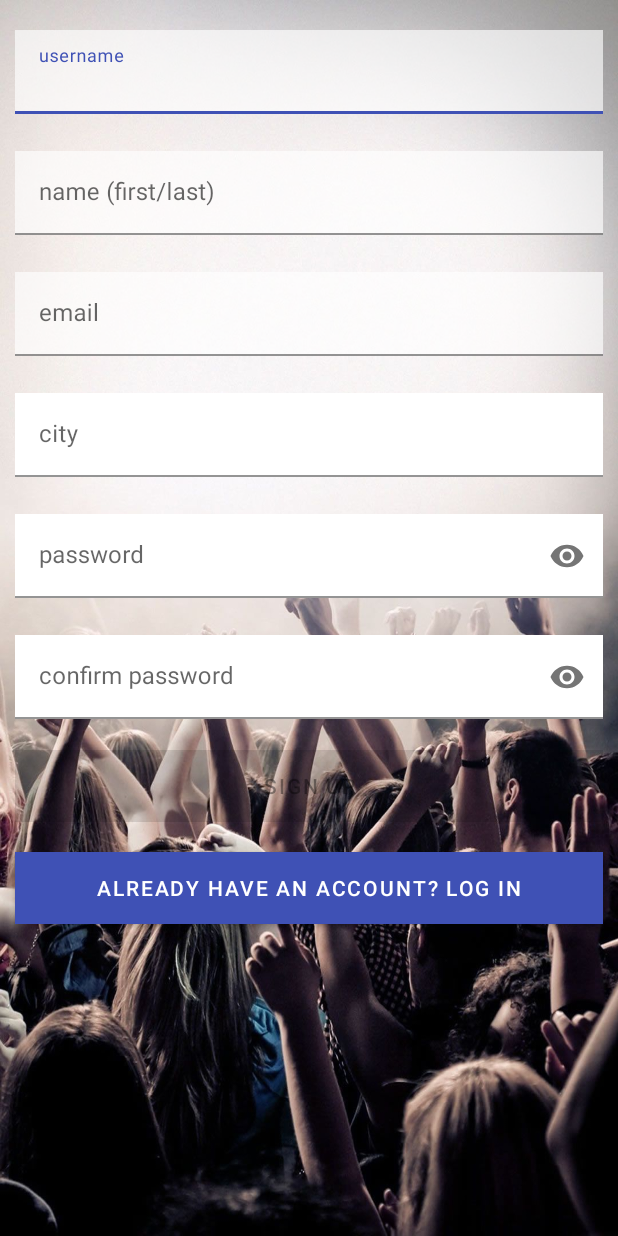
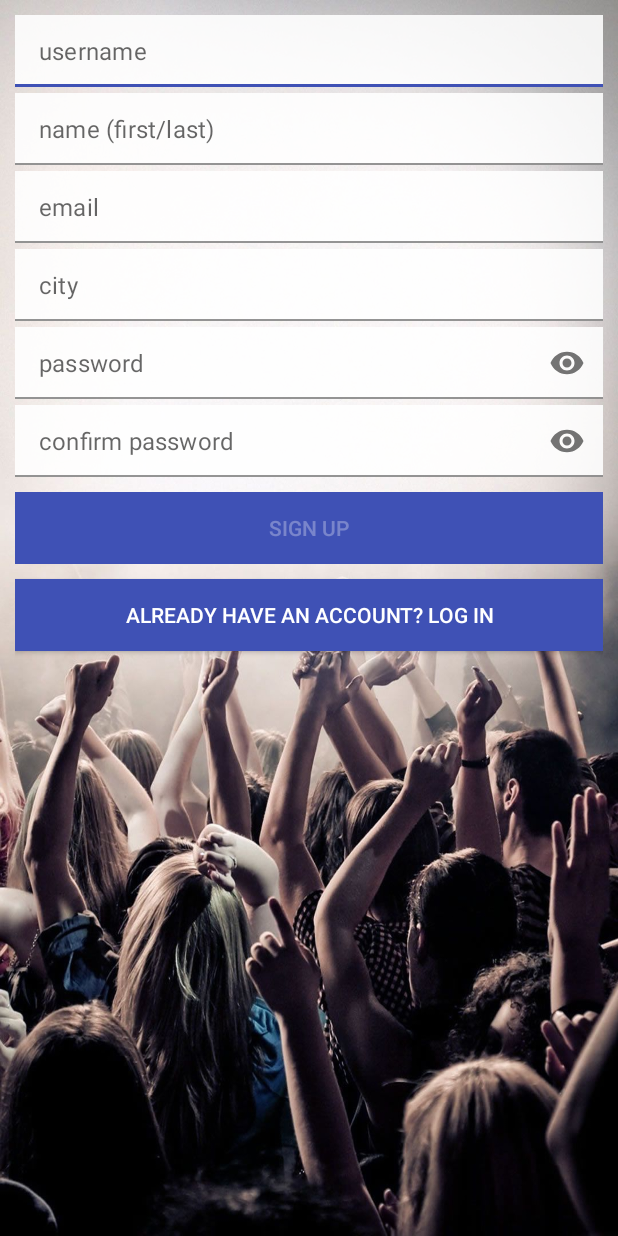
Before and after one commit to EventWithMe/EventWithMe, an Android app: the SignupActivity screen opened directly, with no data from a screen before it, on a phone screen of 412 x 824 dp. Run offline under Robolectric (Android 15) with nearby library versions, the phone set to English and light mode, and no system bars; libraries missing offline, so code that uses them is left out: com.parse; Roboto replaces fonts that are not available here.

Commit message:
Redesign signup activity along with pw requirements

```diff
--- a/app/src/main/res/layout/activity_password_change.xml
+++ b/app/src/main/res/layout/activity_password_change.xml
@@ -13,7 +13,7 @@
         android:layout_height="wrap_content"
         android:background="@drawable/bg_password_info"
         android:padding="10dp"
-        android:text="@string/password_change_activity_password_requirements"
+        android:text="@string/password_requirements"
         android:textColor="#000000"
         android:textSize="16sp" />
 
--- a/app/src/main/res/layout/activity_signup.xml
+++ b/app/src/main/res/layout/activity_signup.xml
@@ -5,26 +5,24 @@
     android:layout_width="match_parent"
     android:layout_height="match_parent"
     android:background="@drawable/bgconcert"
+    android:padding="10dp"
     tools:context=".LoginActivity">
 
     <com.google.android.material.textfield.TextInputLayout
         android:id="@+id/textLayoutSignupUsername"
         android:layout_width="match_parent"
         android:layout_height="wrap_content"
-        android:layout_alignParentStart="true"
         android:layout_alignParentTop="true"
-        android:layout_alignParentEnd="true"
-        android:layout_marginStart="10dp"
-        android:layout_marginTop="20dp"
-        android:layout_marginEnd="10dp"
-        app:errorEnabled="true">
+        app:hintEnabled="false">
 
         <com.google.android.material.textfield.TextInputEditText
             android:id="@+id/editTextSignupUsername"
             android:layout_width="match_parent"
-            android:layout_height="wrap_content"
-            android:background="#A6FFFFFF"
-            android:hint="@string/signup_activity_hint_username" />
+            android:layout_height="48dp"
+            android:background="#E0FFFFFF"
+            android:hint="@string/signup_activity_hint_username"
+            android:padding="0dp"
+            tools:ignore="TextContrastCheck" />
     </com.google.android.material.textfield.TextInputLayout>
 
     <com.google.android.material.textfield.TextInputLayout
@@ -32,19 +30,18 @@
         android:layout_width="match_parent"
         android:layout_height="wrap_content"
         android:layout_below="@+id/textLayoutSignupUsername"
-        android:layout_alignStart="@+id/textLayoutSignupEmail"
-        android:layout_alignEnd="@+id/textLayoutSignupEmail"
-        android:layout_marginStart="0dp"
         android:layout_marginTop="4dp"
-        android:layout_marginEnd="0dp"
-        app:errorEnabled="true">
+        app:hintEnabled="false">
 
         <com.google.android.material.textfield.TextInputEditText
             android:id="@+id/editTextSignupDisplayName"
             android:layout_width="match_parent"
-            android:layout_height="wrap_content"
-            android:background="#A6FFFFFF"
-            android:hint="@string/signup_activity_hint_display_name" />
+            android:layout_height="48dp"
+            android:background="#E0FFFFFF"
+            android:hint="@string/signup_activity_hint_display_name"
+            android:inputType="textPersonName"
+            android:padding="0dp"
+            tools:ignore="TextContrastCheck" />
     </com.google.android.material.textfield.TextInputLayout>
 
     <com.google.android.material.textfield.TextInputLayout
@@ -52,64 +49,18 @@
         android:layout_width="match_parent"
         android:layout_height="wrap_content"
         android:layout_below="@+id/textLayoutSignupDisplayName"
-        android:layout_alignStart="@+id/textLayoutSignupUsername"
-        android:layout_alignEnd="@+id/textLayoutSignupUsername"
-        android:layout_marginStart="0dp"
         android:layout_marginTop="4dp"
-        android:layout_marginEnd="0dp"
-        app:errorEnabled="true">
+        app:hintEnabled="false">
 
         <com.google.android.material.textfield.TextInputEditText
             android:id="@+id/editTextSignupEmail"
             android:layout_width="match_parent"
-            android:layout_height="wrap_content"
-            android:background="#A6FFFFFF"
+            android:layout_height="48dp"
+            android:background="#E0FFFFFF"
             android:hint="@string/signup_activity_hint_email"
-            android:inputType="textEmailAddress" />
-    </com.google.android.material.textfield.TextInputLayout>
-
-    <com.google.android.material.textfield.TextInputLayout
-        android:id="@+id/textLayoutSignupNewPassword"
-        android:layout_width="match_parent"
-        android:layout_height="wrap_content"
-        android:layout_below="@+id/textLayoutSignupCity"
-        android:layout_alignStart="@+id/textLayoutSignupEmail"
-        android:layout_alignEnd="@+id/textLayoutSignupEmail"
-        android:layout_marginStart="0dp"
-        android:layout_marginTop="4dp"
-        android:layout_marginEnd="0dp"
-        app:errorEnabled="true"
-        app:passwordToggleEnabled="true">
-
-        <com.google.android.material.textfield.TextInputEditText
-            android:id="@+id/editTextSignupNewPassword"
-            android:layout_width="match_parent"
-            android:layout_height="wrap_content"
-            android:background="#FFFFFF"
-            android:hint="@string/signup_activity_hint_password"
-            android:inputType="textPassword" />
-    </com.google.android.material.textfield.TextInputLayout>
-
-    <com.google.android.material.textfield.TextInputLayout
-        android:id="@+id/textLayoutSignupCurrentPassword"
-        android:layout_width="match_parent"
-        android:layout_height="wrap_content"
-        android:layout_below="@+id/textLayoutSignupNewPassword"
-        android:layout_alignStart="@+id/textLayoutSignupNewPassword"
-        android:layout_alignEnd="@+id/textLayoutSignupNewPassword"
-        android:layout_marginStart="0dp"
-        android:layout_marginTop="4dp"
-        android:layout_marginEnd="0dp"
-        app:errorEnabled="true"
-        app:passwordToggleEnabled="true">
-
-        <com.google.android.material.textfield.TextInputEditText
-            android:id="@+id/editTextSignupCurrentPassword"
-            android:layout_width="match_parent"
-            android:layout_height="wrap_content"
-            android:background="#FFFFFF"
-            android:hint="@string/signup_activity_hint_confirm_password"
-            android:inputType="textPassword" />
+            android:inputType="textEmailAddress"
+            android:padding="0dp"
+            tools:ignore="TextContrastCheck" />
     </com.google.android.material.textfield.TextInputLayout>
 
     <com.google.android.material.textfield.TextInputLayout
@@ -117,46 +68,78 @@
         android:layout_width="match_parent"
         android:layout_height="wrap_content"
         android:layout_below="@+id/textLayoutSignupEmail"
-        android:layout_alignStart="@+id/textLayoutSignupNewPassword"
-        android:layout_alignEnd="@+id/textLayoutSignupNewPassword"
-        android:layout_marginStart="0dp"
         android:layout_marginTop="4dp"
-        android:layout_marginEnd="0dp"
-        app:errorEnabled="true">
+        app:hintEnabled="false">
 
         <com.google.android.material.textfield.TextInputEditText
             android:id="@+id/editTextSignupCity"
             android:layout_width="match_parent"
-            android:layout_height="wrap_content"
-            android:background="#FFFFFF"
-            android:hint="@string/signup_activity_hint_city" />
+            android:layout_height="48dp"
+            android:background="#E0FFFFFF"
+            android:hint="@string/signup_activity_hint_city"
+            android:padding="0dp"
+            tools:ignore="TextContrastCheck" />
     </com.google.android.material.textfield.TextInputLayout>
 
-    <Button
+    <com.google.android.material.textfield.TextInputLayout
+        android:id="@+id/textLayoutSignupPassword"
+        android:layout_width="match_parent"
+        android:layout_height="wrap_content"
+        android:layout_below="@+id/textLayoutSignupCity"
+        android:layout_marginTop="4dp"
+        app:hintEnabled="false"
+        app:passwordToggleEnabled="true">
+
+        <com.google.android.material.textfield.TextInputEditText
+            android:id="@+id/editTextSignupPassword"
+            android:layout_width="match_parent"
+            android:layout_height="48dp"
+            android:background="#E0FFFFFF"
+            android:hint="@string/signup_activity_hint_password"
+            android:inputType="textPassword"
+            android:padding="0dp"
+            tools:ignore="TextContrastCheck" />
+    </com.google.android.material.textfield.TextInputLayout>
+
+    <com.google.android.material.textfield.TextInputLayout
+        android:id="@+id/textLayoutSignupConfirmPassword"
+        android:layout_width="match_parent"
+        android:layout_height="wrap_content"
+        android:layout_below="@+id/textLayoutSignupPassword"
+        android:layout_marginTop="4dp"
+        app:hintEnabled="false"
+        app:passwordToggleEnabled="true">
+
+        <com.google.android.material.textfield.TextInputEditText
+            android:id="@+id/editTextSignupConfirmPassword"
+            android:layout_width="match_parent"
+            android:layout_height="48dp"
+            android:background="#E0FFFFFF"
+            android:hint="@string/signup_activity_hint_confirm_password"
+            android:inputType="textPassword"
+            android:padding="0dp"
+            tools:ignore="TextContrastCheck" />
+    </com.google.android.material.textfield.TextInputLayout>
+
+    <androidx.appcompat.widget.AppCompatButton
         android:id="@+id/buttonSignupSignUp"
         android:layout_width="match_parent"
         android:layout_height="wrap_content"
-        android:layout_below="@+id/textLayoutSignupCurrentPassword"
-        android:layout_alignStart="@+id/textLayoutSignupNewPassword"
-        android:layout_alignEnd="@+id/textLayoutSignupNewPassword"
-        android:layout_marginStart="0dp"
-        android:layout_marginTop="0dp"
-        android:layout_marginEnd="0dp"
-        android:background="#000000"
+        android:layout_below="@+id/textLayoutSignupConfirmPassword"
+        android:layout_marginTop="10dp"
+        android:background="@color/purple_500"
         android:enabled="false"
-        android:text="@string/signup_activity_button_sign_up" />
+        android:text="@string/signup_activity_button_sign_up"
+        android:theme="@style/ThemeOverlay.AppCompat.Dark" />
 
-    <Button
+    <androidx.appcompat.widget.AppCompatButton
         android:id="@+id/buttonSignupLogIn"
         android:layout_width="match_parent"
         android:layout_height="wrap_content"
         android:layout_below="@+id/buttonSignupSignUp"
-        android:layout_alignStart="@+id/buttonSignupSignUp"
-        android:layout_alignEnd="@+id/buttonSignupSignUp"
-        android:layout_marginStart="0dp"
-        android:layout_marginTop="20dp"
-        android:layout_marginEnd="0dp"
-        android:background="#000000"
-        android:text="@string/signup_activity_button_log_in" />
+        android:layout_marginTop="10dp"
+        android:background="@color/purple_500"
+        android:text="@string/signup_activity_button_log_in"
+        android:theme="@style/ThemeOverlay.AppCompat.Dark" />
 
 </RelativeLayout>
--- a/app/src/main/res/values/strings.xml
+++ b/app/src/main/res/values/strings.xml
@@ -104,7 +104,6 @@
     <string name="password_change_activity_hint_new_password">New Password</string>
     <string name="password_change_activity_hint_confirm_new_password">Confirm New Password</string>
     <string name="password_change_activity_button_save_password">Save Password</string>
-    <string name="password_change_activity_password_requirements">Password Requirements:\n\t- 8 to 20 characters long\n\t- at least one upper case character\n\t- at least one symbol\n\t- at least one digit</string>
     <string name="password_change_activity_error_password_mismatch">Passwords do not match</string>
     <string name="password_change_activity_error_empty_current_password">Current password is required</string>
     <string name="password_change_activity_error_empty_new_password">Password is required</string>
@@ -122,4 +121,7 @@
     <!-- TODO: Remove or change this placeholder text -->
     <string name="hello_blank_fragment">Hello blank fragment</string>
 
+    <string name="password_requirements">Password Requirements:\n\t- 8 to 20 characters long\n\t- at least one upper case character\n\t- at least one symbol\n\t- at least one digit</string>
+    <string name="signup_activity_error_username_space">Username cannot contain a space</string>
+
 </resources>
```
Also changed, not shown: app/src/main/java/com/example/eventwithus/SignupActivity.java (+83 -35 lines), app/src/main/res/layout/activity_login.xml (+8 -8 lines).
